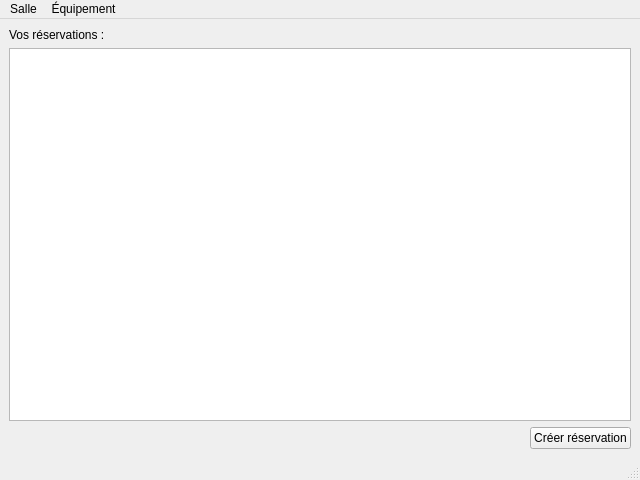
GamerBishop/projetENT_GL, file ihm_consulterreservations.ui: the form before one commit.
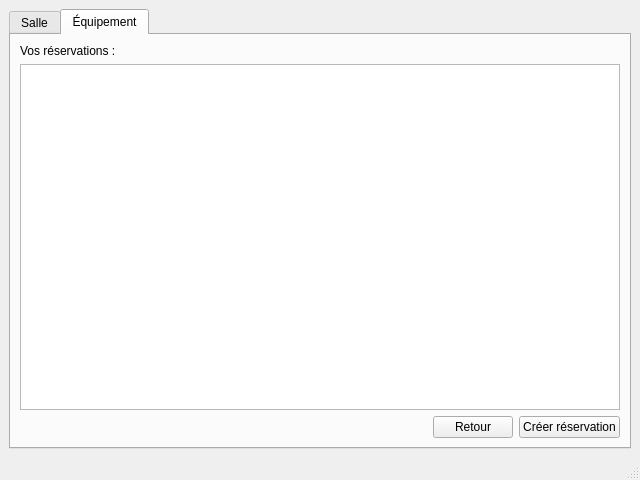
The form after the commit.

What changed in the file:
```diff
--- a/ihm_consulterreservations.ui
+++ b/ihm_consulterreservations.ui
@@ -16,6 +16,16 @@
   <widget class="QWidget" name="centralwidget">
    <layout class="QHBoxLayout" name="horizontalLayout">
     <item>
+     <widget class="QTabWidget" name="tabWidget">
+      <property name="currentIndex">
+       <number>1</number>
+      </property>
+      <widget class="QWidget" name="tabSalle">
+       <attribute name="title">
+        <string>Salle</string>
+       </attribute>
+       <layout class="QHBoxLayout" name="horizontalLayout_2">
+        <item>
      <layout class="QVBoxLayout" name="verticalLayout">
       <item>
        <widget class="QLabel" name="label">
@@ -29,13 +39,6 @@
       </item>
       <item>
        <layout class="QGridLayout" name="gridLayout">
-        <item row="1" column="1">
-         <widget class="QPushButton" name="pushButton">
-          <property name="text">
-           <string>Créer réservation</string>
-          </property>
-         </widget>
-        </item>
         <item row="1" column="0">
          <spacer name="horizontalSpacer">
           <property name="orientation">
@@ -55,27 +58,61 @@
     </item>
    </layout>
   </widget>
-  <widget class="QMenuBar" name="menubar">
-   <property name="geometry">
-    <rect>
-     <x>0</x>
-     <y>0</y>
-     <width>640</width>
-     <height>21</height>
-    </rect>
-   </property>
-   <widget class="QMenu" name="menuSalle">
-    <property name="title">
-     <string>Salle</string>
-    </property>
-   </widget>
-   <widget class="QMenu" name="menu_quipement">
-    <property name="title">
+      <widget class="QWidget" name="tabEquipement">
+       <attribute name="title">
      <string>Équipement</string>
-    </property>
-   </widget>
-   <addaction name="menuSalle"/>
-   <addaction name="menu_quipement"/>
+       </attribute>
+       <layout class="QHBoxLayout" name="horizontalLayout_3">
+        <item>
+         <layout class="QVBoxLayout" name="verticalLayout_2">
+          <item>
+           <widget class="QLabel" name="label_2">
+            <property name="text">
+             <string>Vos réservations :</string>
+            </property>
+           </widget>
+          </item>
+          <item>
+           <widget class="QTableView" name="tableViewEquipement"/>
+          </item>
+          <item>
+           <layout class="QGridLayout" name="gridLayout_2">
+            <item row="1" column="2">
+             <widget class="QPushButton" name="resEquipement">
+              <property name="text">
+               <string>Créer réservation</string>
+              </property>
+             </widget>
+            </item>
+            <item row="1" column="0">
+             <spacer name="horizontalSpacer_2">
+              <property name="orientation">
+               <enum>Qt::Horizontal</enum>
+              </property>
+              <property name="sizeHint" stdset="0">
+               <size>
+                <width>40</width>
+                <height>20</height>
+               </size>
+              </property>
+             </spacer>
+            </item>
+            <item row="1" column="1">
+             <widget class="QPushButton" name="pushButtonRetour_2">
+              <property name="text">
+               <string>Retour</string>
+              </property>
+             </widget>
+            </item>
+           </layout>
+          </item>
+         </layout>
+        </item>
+       </layout>
+      </widget>
+     </widget>
+    </item>
+   </layout>
   </widget>
   <widget class="QStatusBar" name="statusbar"/>
  </widget>
```
Left out of the diff: 16 changed lines with no effect on the pictures. Lines whose indentation alone changed are shown as unchanged.
